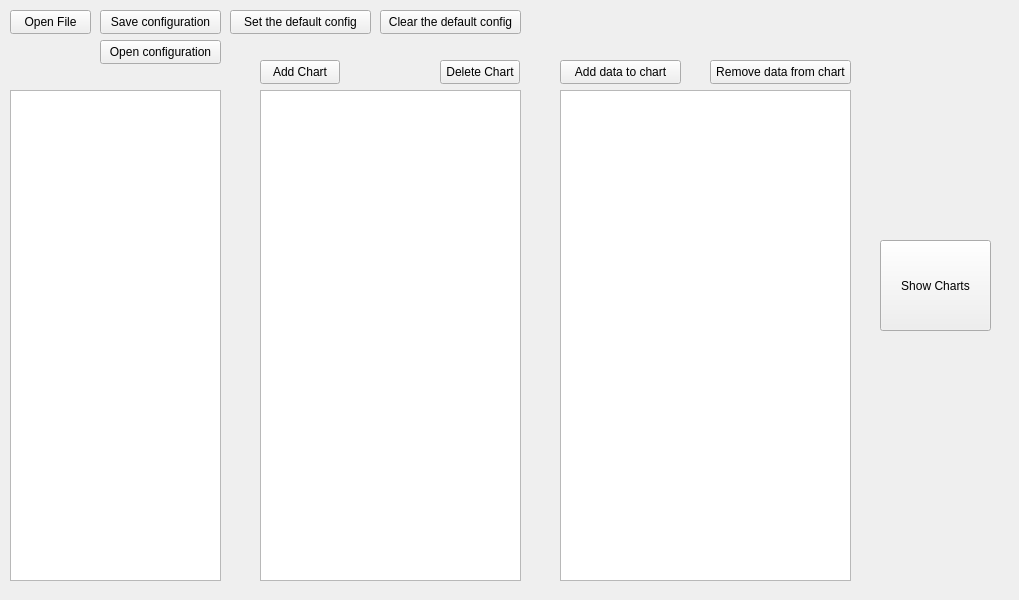
The window that form.ui (tencichy/tachyon_analyzer) describes before a commit, drawn with Qt 5.
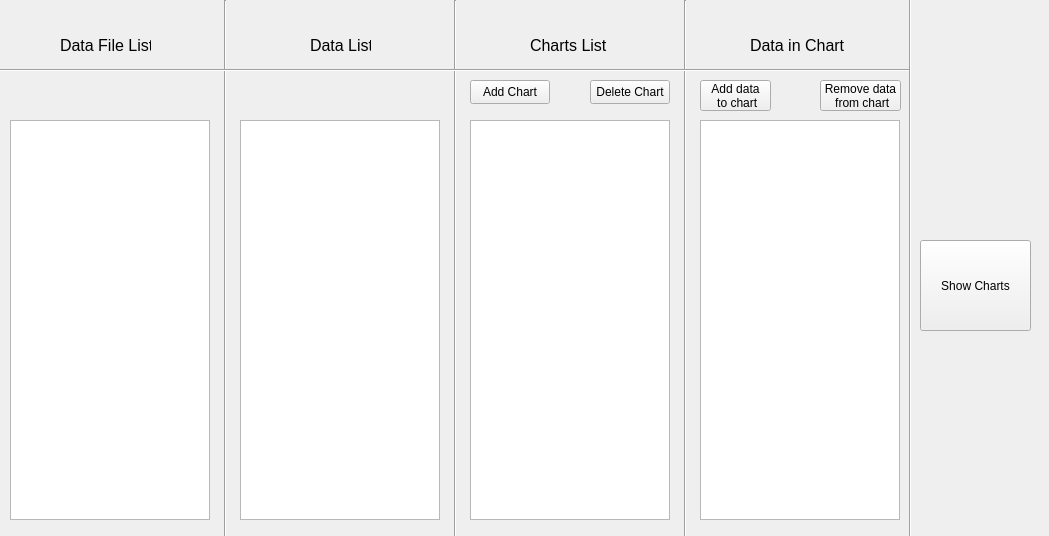
The same window after the commit.

Commit message: Added multiple file handling. Change visual look - added menu bar and keyboard shortcuts

What changed in the file:
```diff
--- a/form.ui
+++ b/form.ui
@@ -6,77 +6,41 @@
    <rect>
     <x>0</x>
     <y>0</y>
-    <width>1019</width>
-    <height>600</height>
+    <width>1049</width>
+    <height>536</height>
    </rect>
   </property>
   <property name="windowTitle">
    <string>Widget</string>
   </property>
-  <widget class="QPushButton" name="openFileButton">
-   <property name="geometry">
-    <rect>
-     <x>10</x>
-     <y>10</y>
-     <width>81</width>
-     <height>24</height>
-    </rect>
-   </property>
-   <property name="text">
-    <string>Open File</string>
-   </property>
-  </widget>
-  <widget class="QPushButton" name="saveConfigurationButton">
-   <property name="geometry">
-    <rect>
-     <x>100</x>
-     <y>10</y>
-     <width>121</width>
-     <height>24</height>
-    </rect>
-   </property>
-   <property name="text">
-    <string>Save configuration</string>
-   </property>
-  </widget>
-  <widget class="QPushButton" name="setDefaultConfig">
-   <property name="geometry">
-    <rect>
-     <x>230</x>
-     <y>10</y>
-     <width>141</width>
-     <height>24</height>
-    </rect>
-   </property>
-   <property name="text">
-    <string>Set the default config</string>
-   </property>
-  </widget>
+  <property name="autoFillBackground">
+   <bool>false</bool>
+  </property>
   <widget class="QListView" name="dataListView">
    <property name="geometry">
     <rect>
-     <x>10</x>
-     <y>90</y>
-     <width>211</width>
-     <height>491</height>
+     <x>240</x>
+     <y>120</y>
+     <width>200</width>
+     <height>400</height>
     </rect>
    </property>
   </widget>
   <widget class="QListView" name="chartsListView">
    <property name="geometry">
     <rect>
-     <x>260</x>
-     <y>90</y>
-     <width>261</width>
-     <height>491</height>
+     <x>470</x>
+     <y>120</y>
+     <width>200</width>
+     <height>400</height>
     </rect>
    </property>
   </widget>
   <widget class="QPushButton" name="addChartButton">
    <property name="geometry">
     <rect>
-     <x>260</x>
-     <y>60</y>
+     <x>470</x>
+     <y>80</y>
      <width>80</width>
      <height>24</height>
     </rect>
@@ -88,30 +52,31 @@
   <widget class="QListView" name="dataChartListView">
    <property name="geometry">
     <rect>
-     <x>560</x>
-     <y>90</y>
-     <width>291</width>
-     <height>491</height>
+     <x>700</x>
+     <y>120</y>
+     <width>200</width>
+     <height>400</height>
     </rect>
    </property>
   </widget>
   <widget class="QPushButton" name="addDataButton">
    <property name="geometry">
     <rect>
-     <x>560</x>
-     <y>60</y>
-     <width>121</width>
-     <height>24</height>
+     <x>700</x>
+     <y>80</y>
+     <width>71</width>
+     <height>31</height>
     </rect>
    </property>
    <property name="text">
-    <string>Add data to chart</string>
+    <string>Add data 
+ to chart</string>
    </property>
   </widget>
   <widget class="QPushButton" name="showChartsButton">
    <property name="geometry">
     <rect>
-     <x>880</x>
+     <x>920</x>
      <y>240</y>
      <width>111</width>
      <height>91</height>
@@ -124,8 +89,8 @@
   <widget class="QPushButton" name="deleteChartButton">
    <property name="geometry">
     <rect>
-     <x>440</x>
-     <y>60</y>
+     <x>590</x>
+     <y>80</y>
      <width>80</width>
      <height>24</height>
     </rect>
@@ -137,40 +102,162 @@
   <widget class="QPushButton" name="removeDataButton">
    <property name="geometry">
     <rect>
-     <x>710</x>
+     <x>820</x>
+     <y>80</y>
+     <width>81</width>
+     <height>31</height>
+    </rect>
+   </property>
+   <property name="text">
+    <string>Remove data 
+ from chart</string>
+   </property>
+  </widget>
+  <widget class="QLabel" name="dataListViewLabel">
+   <property name="geometry">
+    <rect>
+     <x>310</x>
+     <y>35</y>
+     <width>61</width>
+     <height>21</height>
+    </rect>
+   </property>
+   <property name="font">
+    <font>
+     <pointsize>12</pointsize>
+    </font>
+   </property>
+   <property name="text">
+    <string>Data List</string>
+   </property>
+  </widget>
+  <widget class="QLabel" name="chartsListViewLabel">
+   <property name="geometry">
+    <rect>
+     <x>530</x>
+     <y>35</y>
+     <width>81</width>
+     <height>21</height>
+    </rect>
+   </property>
+   <property name="font">
+    <font>
+     <pointsize>12</pointsize>
+    </font>
+   </property>
+   <property name="text">
+    <string>Charts List</string>
+   </property>
+  </widget>
+  <widget class="QLabel" name="dataChartListViewLabel">
+   <property name="geometry">
+    <rect>
+     <x>750</x>
+     <y>35</y>
+     <width>101</width>
+     <height>21</height>
+    </rect>
+   </property>
+   <property name="font">
+    <font>
+     <pointsize>12</pointsize>
+    </font>
+   </property>
+   <property name="text">
+    <string>Data in Chart</string>
+   </property>
+  </widget>
+  <widget class="QListView" name="dataFileListView">
+   <property name="geometry">
+    <rect>
+     <x>10</x>
+     <y>120</y>
+     <width>200</width>
+     <height>400</height>
+    </rect>
+   </property>
+  </widget>
+  <widget class="QLabel" name="dataFileListViewLabel">
+   <property name="geometry">
+    <rect>
+     <x>60</x>
+     <y>35</y>
+     <width>91</width>
+     <height>21</height>
+    </rect>
+   </property>
+   <property name="font">
+    <font>
+     <pointsize>12</pointsize>
+    </font>
+   </property>
+   <property name="text">
+    <string>Data File List</string>
+   </property>
+  </widget>
+  <widget class="Line" name="line">
+   <property name="geometry">
+    <rect>
+     <x>210</x>
+     <y>0</y>
+     <width>31</width>
+     <height>541</height>
+    </rect>
+   </property>
+   <property name="orientation">
+    <enum>Qt::Vertical</enum>
+   </property>
+  </widget>
+  <widget class="Line" name="line_2">
+   <property name="geometry">
+    <rect>
+     <x>440</x>
+     <y>0</y>
+     <width>31</width>
+     <height>541</height>
+    </rect>
+   </property>
+   <property name="orientation">
+    <enum>Qt::Vertical</enum>
+   </property>
+  </widget>
+  <widget class="Line" name="line_3">
+   <property name="geometry">
+    <rect>
+     <x>670</x>
+     <y>0</y>
+     <width>31</width>
+     <height>541</height>
+    </rect>
+   </property>
+   <property name="orientation">
+    <enum>Qt::Vertical</enum>
+   </property>
+  </widget>
+  <widget class="Line" name="line_4">
+   <property name="geometry">
+    <rect>
+     <x>900</x>
+     <y>-10</y>
+     <width>20</width>
+     <height>551</height>
+    </rect>
+   </property>
+   <property name="orientation">
+    <enum>Qt::Vertical</enum>
+   </property>
+  </widget>
+  <widget class="Line" name="line_5">
+   <property name="geometry">
+    <rect>
+     <x>-10</x>
      <y>60</y>
-     <width>141</width>
-     <height>24</height>
+     <width>920</width>
+     <height>21</height>
     </rect>
    </property>
-   <property name="text">
-    <string>Remove data from chart</string>
-   </property>
-  </widget>
-  <widget class="QPushButton" name="openConfigurationButton">
-   <property name="geometry">
-    <rect>
-     <x>100</x>
-     <y>40</y>
-     <width>121</width>
-     <height>24</height>
-    </rect>
-   </property>
-   <property name="text">
-    <string>Open configuration</string>
-   </property>
-  </widget>
-  <widget class="QPushButton" name="clearDefaultConfig">
-   <property name="geometry">
-    <rect>
-     <x>380</x>
-     <y>10</y>
-     <width>141</width>
-     <height>24</height>
-    </rect>
-   </property>
-   <property name="text">
-    <string>Clear the default config</string>
+   <property name="orientation">
+    <enum>Qt::Horizontal</enum>
    </property>
   </widget>
  </widget>
```
The commit also changes 1 other file.
